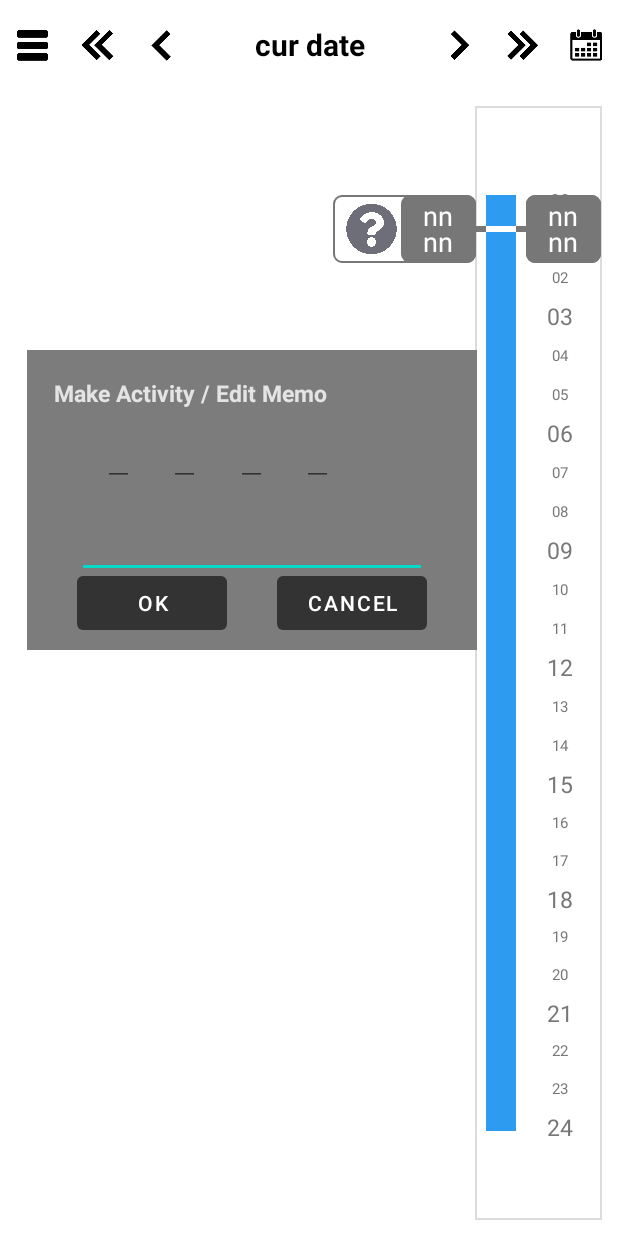
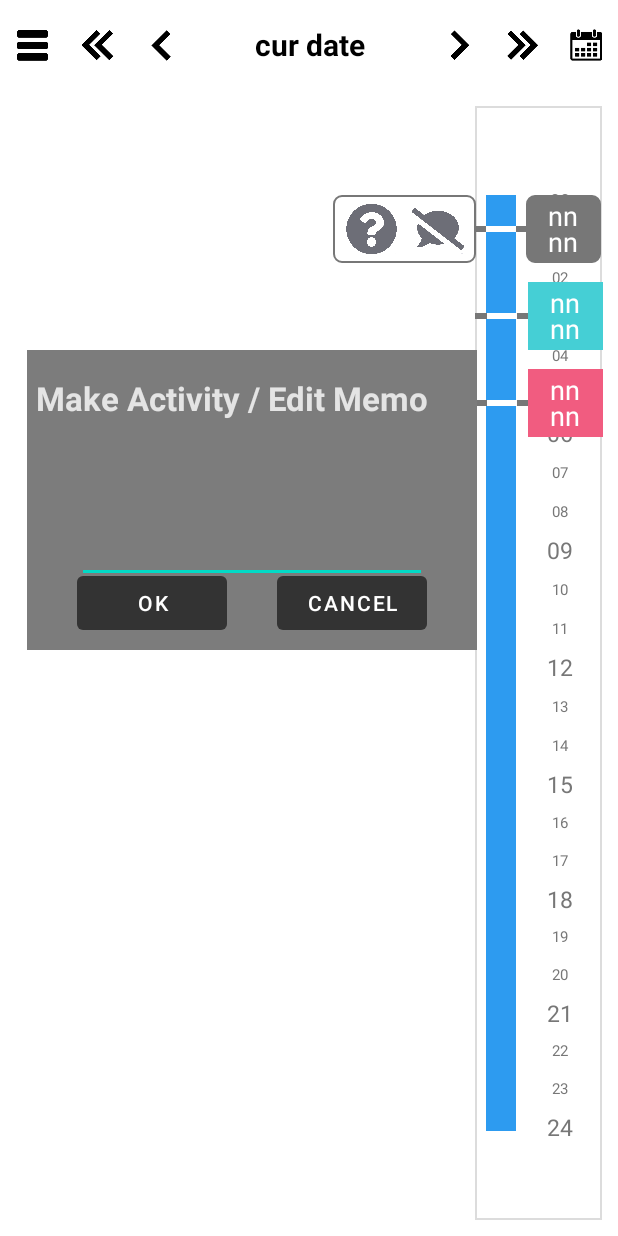
Before and after one commit to Builday365/builday365, an Android app: the layout fragment_ui.xml on its own in the app's theme, with its tools: preview values and no code run, on a phone screen of 412 x 824 dp. Run offline under Robolectric (Android 15) with nearby library versions, the phone set to English and light mode, and no system bars; Roboto replaces fonts that are not available here.

Commit message:
[Fix] side bar layout fixed
-Sidebar layout is fixed
-start bar and end bar added
-Issue when sidebar_ctrl_layout is changed to View.GONE,
 sidebar_layout_blank is moved to the center of sidebar

```diff
--- a/app/src/main/res/layout/dialog_make_section.xml
+++ b/app/src/main/res/layout/dialog_make_section.xml
@@ -2,7 +2,7 @@
 <androidx.constraintlayout.widget.ConstraintLayout xmlns:android="http://schemas.android.com/apk/res/android"
     xmlns:app="http://schemas.android.com/apk/res-auto"
     xmlns:tools="http://schemas.android.com/tools"
-    android:layout_width="250dp"
+    android:layout_width="350dp"
     android:layout_height="250dp"
     android:background="#7C7C7C">
 
@@ -12,7 +12,7 @@
         android:layout_height="wrap_content"
         android:text="Make Activity / Edit Memo"
         android:textColor="#E4E4E4"
-        android:textSize="15sp"
+        android:textSize="22sp"
         android:textStyle="bold"
         app:layout_constraintBottom_toBottomOf="parent"
         app:layout_constraintEnd_toEndOf="parent"
@@ -64,7 +64,7 @@
         android:layout_width="200dp"
         android:layout_height="50dp"
         android:layout_marginTop="10dp"
-        android:layout_marginEnd="10dp"
+        android:layout_marginLeft="35dp"
         android:layout_marginBottom="10dp"
         app:layout_constraintBottom_toTopOf="@+id/dialog_section_et_memo"
         app:layout_constraintEnd_toEndOf="parent"
@@ -72,7 +72,7 @@
         app:layout_constraintStart_toStartOf="parent"
         app:layout_constraintTop_toBottomOf="@+id/textView6">
 
-        <EditText
+        <TextView
             android:id="@+id/memo_startTime_hr"
             android:layout_width="wrap_content"
             android:layout_height="wrap_content"
@@ -82,11 +82,12 @@
             app:layout_constraintTop_toTopOf="parent"
             app:layout_constraintBottom_toBottomOf="parent"
             />
-        <EditText
+        <TextView
             android:id="@+id/memo_startTime_min"
             android:layout_width="wrap_content"
             android:layout_height="wrap_content"
             android:inputType="number"
+            android:maxLength="3"
             app:layout_constraintEnd_toStartOf="@+id/memo_endTime_hr"
             app:layout_constraintStart_toEndOf="@+id/memo_startTime_hr"
             app:layout_constraintHorizontal_bias="1"
@@ -94,7 +95,7 @@
             app:layout_constraintBottom_toBottomOf="parent"
             />
 
-        <EditText
+        <TextView
             android:id="@+id/memo_endTime_hr"
             android:layout_width="wrap_content"
             android:layout_height="wrap_content"
@@ -104,11 +105,12 @@
             app:layout_constraintTop_toTopOf="parent"
             app:layout_constraintBottom_toBottomOf="parent"
             />
-        <EditText
+        <TextView
             android:id="@+id/memo_endTime_min"
             android:layout_width="wrap_content"
             android:layout_height="wrap_content"
             android:inputType="number"
+            android:maxLength="2"
             app:layout_constraintEnd_toEndOf="parent"
             app:layout_constraintStart_toEndOf="@+id/memo_endTime_hr"
             app:layout_constraintTop_toTopOf="parent"
@@ -117,5 +119,4 @@
 
     </androidx.constraintlayout.widget.ConstraintLayout>
 
-
 </androidx.constraintlayout.widget.ConstraintLayout>
--- a/app/src/main/res/layout/sidebar_view.xml
+++ b/app/src/main/res/layout/sidebar_view.xml
@@ -471,15 +471,55 @@
                     app:fontFamily="@font/baloo_bhai_2_semibold" />
             </LinearLayout>
 
+
+
+
+        </androidx.constraintlayout.widget.ConstraintLayout>
+
+
+        <androidx.constraintlayout.widget.ConstraintLayout
+            android:id="@+id/sidebar_startTime_ctrl_layout"
+            android:layout_width="85dp"
+            android:layout_height="45dp"
+            app:layout_constraintBottom_toBottomOf="@+id/sidebar_layout_total_time"
+            app:layout_constraintEnd_toEndOf="parent"
+            app:layout_constraintTop_toTopOf="@+id/sidebar_layout_total_time"
+            app:layout_constraintVertical_bias="0.1">
+
+            <androidx.constraintlayout.widget.ConstraintLayout
+                android:id="@+id/sidebar_ctrl_layout_bar_for_startTime"
+                android:layout_width="0dp"
+                android:layout_height="4dp"
+                android:background="@color/gray"
+                app:layout_constraintBottom_toBottomOf="parent"
+                app:layout_constraintEnd_toStartOf="@+id/sidebar_ctrl_layout_memo_start_time_tv"
+                app:layout_constraintStart_toStartOf="parent"
+                app:layout_constraintTop_toTopOf="parent">
+
+
+                <androidx.constraintlayout.widget.ConstraintLayout
+                    android:id="@+id/sidebar_ctrl_layout_bar_mid_for_startTime"
+                    android:layout_width="20dp"
+                    android:layout_height="4dp"
+                    android:background="@color/white"
+                    android:visibility="visible"
+                    app:layout_constraintBottom_toBottomOf="parent"
+                    app:layout_constraintEnd_toEndOf="parent"
+                    app:layout_constraintStart_toStartOf="parent"
+                    app:layout_constraintTop_toTopOf="parent"></androidx.constraintlayout.widget.ConstraintLayout>
+
+            </androidx.constraintlayout.widget.ConstraintLayout>
+
+
             <LinearLayout
                 android:id="@+id/sidebar_ctrl_layout_memo_start_time_tv"
                 android:layout_width="50dp"
                 android:layout_height="match_parent"
-                android:layout_marginLeft="45dp"
-                android:background="@drawable/border_button_fill_gray"
+                android:background="@color/sky_blue"
                 android:orientation="vertical"
                 app:layout_constraintBottom_toBottomOf="parent"
-                app:layout_constraintStart_toStartOf="parent"
+                app:layout_constraintEnd_toEndOf="parent"
+                app:layout_constraintHorizontal_bias="0.97"
                 app:layout_constraintTop_toTopOf="parent">
 
                 <TextView
@@ -507,16 +547,54 @@
                     app:fontFamily="@font/baloo_bhai_2_semibold" />
             </LinearLayout>
 
+
+        </androidx.constraintlayout.widget.ConstraintLayout>
+
+
+        <androidx.constraintlayout.widget.ConstraintLayout
+            android:id="@+id/sidebar_endTime_ctrl_layout"
+            android:layout_width="85dp"
+            android:layout_height="45dp"
+            app:layout_constraintBottom_toBottomOf="@+id/sidebar_layout_total_time"
+            app:layout_constraintEnd_toEndOf="parent"
+            app:layout_constraintTop_toTopOf="@+id/sidebar_layout_total_time"
+            app:layout_constraintVertical_bias="0.2">
+
+            <androidx.constraintlayout.widget.ConstraintLayout
+                android:id="@+id/sidebar_ctrl_layout_bar_for_endTime"
+                android:layout_width="0dp"
+                android:layout_height="4dp"
+                android:background="@color/gray"
+                app:layout_constraintBottom_toBottomOf="parent"
+                app:layout_constraintEnd_toStartOf="@+id/sidebar_ctrl_layout_memo_end_time_tv"
+                app:layout_constraintStart_toStartOf="parent"
+                app:layout_constraintTop_toTopOf="parent">
+
+
+                <androidx.constraintlayout.widget.ConstraintLayout
+                    android:id="@+id/sidebar_ctrl_layout_bar_mid_for_endTime"
+                    android:layout_width="20dp"
+                    android:layout_height="4dp"
+                    android:background="@color/white"
+                    android:visibility="visible"
+                    app:layout_constraintBottom_toBottomOf="parent"
+                    app:layout_constraintEnd_toEndOf="parent"
+                    app:layout_constraintStart_toStartOf="parent"
+                    app:layout_constraintTop_toTopOf="parent"></androidx.constraintlayout.widget.ConstraintLayout>
+
+            </androidx.constraintlayout.widget.ConstraintLayout>
+
+
+
             <LinearLayout
                 android:id="@+id/sidebar_ctrl_layout_memo_end_time_tv"
                 android:layout_width="50dp"
                 android:layout_height="match_parent"
-                android:background="@drawable/border_button_fill_gray"
+                android:background="@color/red"
                 android:orientation="vertical"
                 app:layout_constraintBottom_toBottomOf="parent"
                 app:layout_constraintEnd_toEndOf="parent"
                 app:layout_constraintHorizontal_bias="0.97"
-                app:layout_constraintStart_toEndOf="@+id/sidebar_ctrl_layout_memo_start_time_tv"
                 app:layout_constraintTop_toTopOf="parent">
 
                 <TextView
@@ -546,7 +624,11 @@
 
 
 
+
         </androidx.constraintlayout.widget.ConstraintLayout>
+
+
+
     </androidx.constraintlayout.widget.ConstraintLayout>
 
 </androidx.constraintlayout.widget.ConstraintLayout>
```
Also changed, not shown: app/src/main/java/com/example/builday365/View/UiFragment.java (+24 -48 lines).
